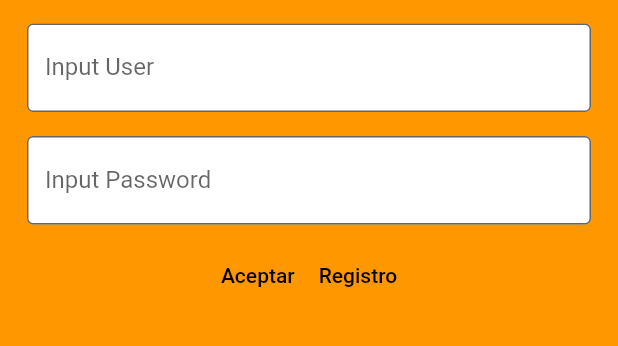
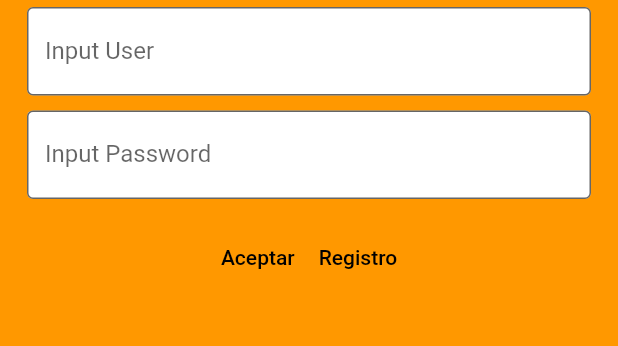
Before and after one commit to carlosguemes/KytyCarlosGuemes, a Flutter app: the screen it shows after launch, after a tap on "Aceptar", on a phone screen of 412 x 824 dp, the part 158-504 px from its top. Run offline on Flutter 3.47's test engine with Material 2 defaults, Android fonts, the light colour scheme and no system bars; our stand-ins replace cloud_firestore, firebase_auth, firebase_core; accounts and stored records are empty; generated files the repository leaves out were written again; network calls fail.

Commit message:
13 commit

```diff
--- a/lib/FirestoreObjects/FbUsuario.dart
+++ b/lib/FirestoreObjects/FbUsuario.dart
@@ -5,11 +5,13 @@ class FbUsuario{
   final String nombre;
   final int edad;
   final double altura;
+  final String colorPelo;
 
   FbUsuario({
     required this.nombre,
     required this.edad,
-    required this.altura
+    required this.altura,
+    required this.colorPelo
   });
 
   factory FbUsuario.fromFirestore(
@@ -21,6 +23,7 @@ class FbUsuario{
       nombre: data?['Nombre'],
       edad: data?['Edad'],
       altura: data?['Altura'],
+      colorPelo: data?['colorPelo']
     );
   }
 
@@ -29,6 +32,7 @@ class FbUsuario{
       if (nombre != null) "Nombre": nombre,
       if (edad != null) "Edad": edad,
       if (altura != null) "Altura": altura,
+      if (colorPelo != null) "colorPelo" : colorPelo,
     };
   }
 
--- a/lib/OnBoarding/LoginView.dart
+++ b/lib/OnBoarding/LoginView.dart
@@ -1,6 +1,9 @@
 import 'package:cloud_firestore/cloud_firestore.dart';
 import 'package:firebase_auth/firebase_auth.dart';
 import 'package:flutter/material.dart';
+
+import '../FirestoreObjects/FbUsuario.dart';
+import '../KTPaddingText/PaddingClass.dart';
 
 class LoginView extends StatelessWidget{
 
@@ -19,11 +22,21 @@ class LoginView extends StatelessWidget{
       );
 
       String uidUsuario = FirebaseAuth.instance.currentUser!.uid;
-      DocumentSnapshot<Map<String, dynamic>> datos = await db.collection("Usuarios").doc(uidUsuario).get();
 
-      if (datos.exists) {
-        print(datos.data()?["Nombre"] + " ya está conectado manines");
-        print(datos.data()?["Edad"] + " años tiene este manín");
+      DocumentReference<FbUsuario> reference = db
+          .collection("Usuarios")
+          .doc(uidUsuario)
+          .withConverter(fromFirestore: FbUsuario.fromFirestore,
+          toFirestore: (FbUsuario usuario, _) => usuario.toFirestore());
+
+      DocumentSnapshot<FbUsuario> docSnap = await reference.get();
+      FbUsuario usuario = docSnap.data()!;
+
+      if (usuario!=null) {
+        print("Nombre del usuario: " + usuario.nombre);
+        print("Edad del usuario: " + usuario.edad.toString());
+        print("Altura del usuario: " + usuario.altura.toString());
+        print("Color de pelo del usuario: " + usuario.colorPelo);
         Navigator.of(_context).popAndPushNamed("/homeview");
       }
 
@@ -52,40 +65,14 @@ class LoginView extends StatelessWidget{
     Column columna = Column(children: [
       Padding(padding: EdgeInsets.symmetric(vertical: 10)),
       Text("Bienvenido a Kyty Login", style: TextStyle(fontSize: 25)),
-      Padding(
-        padding:EdgeInsets.symmetric(horizontal: Checkbox.width, vertical: 16),
-        child: Flexible (child: SizedBox(width: 400, child: TextField(
-          controller: tecUsername,
-          decoration: InputDecoration(
-            border: OutlineInputBorder(),
-            //hintText: 'Input User',
-            labelText: 'Input User',
-            fillColor: Colors.white,
-            filled: true,
-          ),
-        ),
-        ),
-        ),
+      PaddingClass(controlador: tecUsername,
+          labelText: 'Input User',
+          esContrasenya: false
       ),
 
-      Padding(
-        padding:EdgeInsets.symmetric(horizontal: Checkbox.width, vertical: 0),
-        child: Flexible(
-          child: SizedBox (child: SizedBox(width: 400,
-            child: TextFormField(
-              controller: tecPassword,
-              decoration: InputDecoration(
-                border: OutlineInputBorder(),
-                //hintText: 'Input Password',
-                labelText: 'Input Password',
-                fillColor: Colors.white,
-                filled: true,
-              ),
-              obscureText: true,
-            ),
-          )
-          ),
-        ),
+      PaddingClass(controlador: tecPassword,
+          labelText: 'Input Password',
+          esContrasenya: true
       ),
 
       Row(mainAxisAlignment: MainAxisAlignment.center, children: [
--- a/lib/OnBoarding/PerfilView.dart
+++ b/lib/OnBoarding/PerfilView.dart
@@ -1,6 +1,7 @@
 import 'package:cloud_firestore/cloud_firestore.dart';
 import 'package:firebase_auth/firebase_auth.dart';
 import 'package:flutter/material.dart';
+import 'package:kyty/FirestoreObjects/FbUsuario.dart';
 
 class PerfilView extends StatelessWidget{
 
@@ -12,17 +13,13 @@ class PerfilView extends StatelessWidget{
   FirebaseFirestore db = FirebaseFirestore.instance;
 
   void onClickAceptar(){
-    final usuario = <String, dynamic>{
-      "Nombre" : tecUsername.text,
-      "Edad" : int.parse(tecEdad.text),
-    };
-    //UID del usuario que está logeado
+
+    FbUsuario usuario = FbUsuario(nombre: tecUsername.text,
+        edad: int.parse(tecEdad.text), altura: 0, colorPelo: "Rubio");
+
     String uidUsuario = FirebaseAuth.instance.currentUser!.uid;
-    //Crear documento con ID auto generado
-    //db.collection("Usuarios").add(usuario);
 
-    //Crear documento con un ID nuestro
-    db.collection("Usuarios").doc(uidUsuario).set(usuario);
+    db.collection("Usuarios").doc(uidUsuario).set(usuario.toFirestore());
 
     Navigator.of(_context).popAndPushNamed('/homeview');
   }
--- a/lib/Splash/SplashView.dart
+++ b/lib/Splash/SplashView.dart
@@ -36,12 +36,12 @@ class _SplashViewState extends State<SplashView>{
           toFirestore: (FbUsuario usuario, _) => usuario.toFirestore());
 
       DocumentSnapshot<FbUsuario> docSnap = await reference.get();
-
       FbUsuario usuario = docSnap.data()!;
 
       if (usuario!=null) {
-        print(usuario.nombre + " ya está conectado manines");
-        print("Este manín tiene " + usuario.edad.toString());
+        print("Nombre del usuario: " + usuario.nombre);
+        print("Edad del usuario: " + usuario.edad.toString());
+        print("Altura del usuario: " + usuario.altura.toString());
         Navigator.of(context).popAndPushNamed("/homeview");
       }
 
```
Also changed, not shown: 2 other files.
